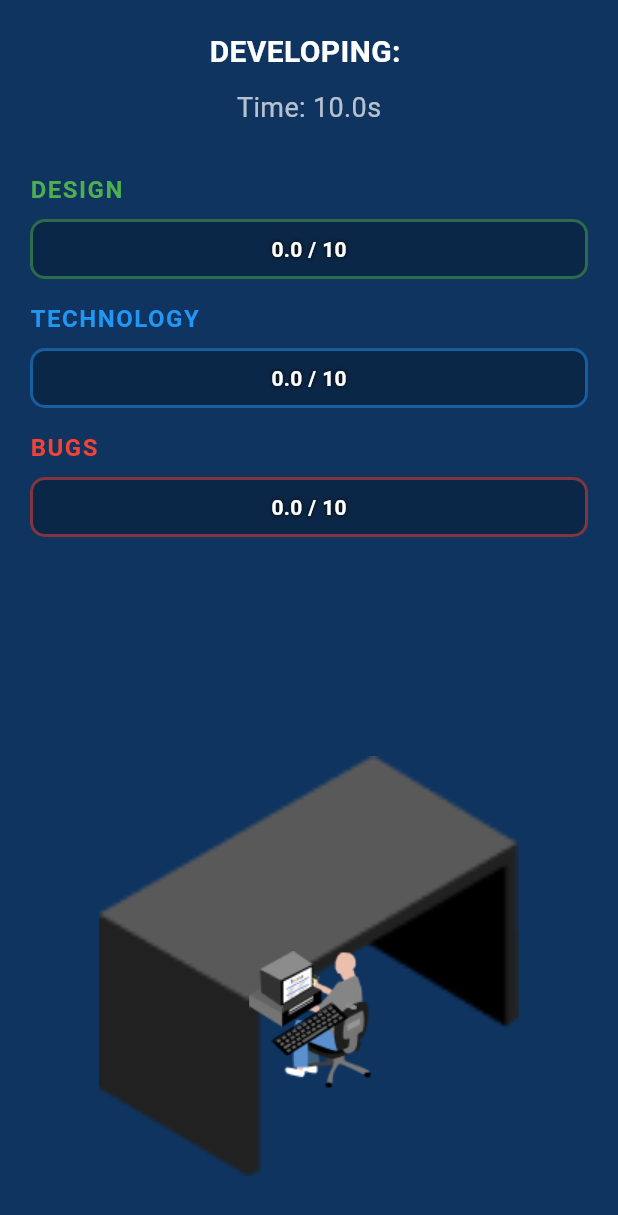
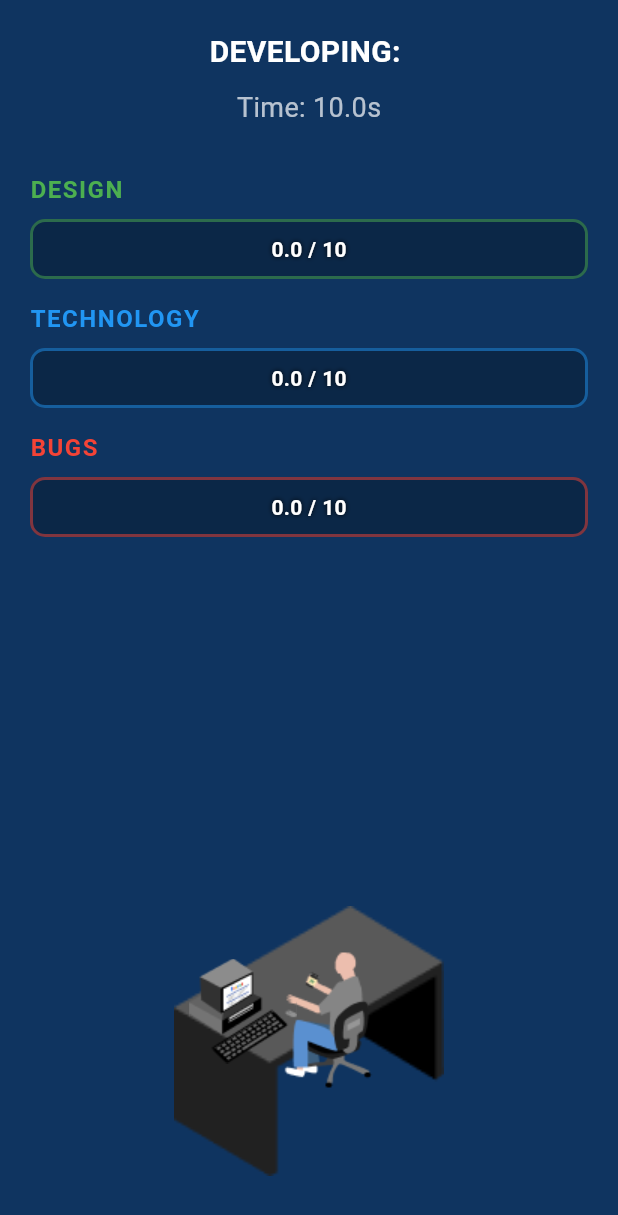
Before and after one commit to krlz-dev/game_dev_tycoon, a Flutter app: the DevelopmentScreen screen opened directly, on a phone screen of 412 x 824 dp. Shown: the top 1215 px of the screen. Run offline on Flutter 3.47's test engine with Material 3 defaults, Android fonts, the phone set to English and light mode, and no system bars; our stand-ins replace shared_preferences; accounts and stored records are empty.

Commit message:
Fix workspace proportions and spacing
- Reduced table size from 280x280 to 180x180 for better character scale
- Moved PC further left (screenWidth/2 - 80) to increase distance from character
- Adjusted PC vertical position to 115 for better table alignment
- Workspace now has proper proportions matching character size

🤖 Generated with [Claude Code](https://claude.com/claude-code)

Co-Authored-By: Claude <noreply@anthropic.com>

```diff
--- a/lib/components/workspace_widget.dart
+++ b/lib/components/workspace_widget.dart
@@ -44,13 +44,13 @@ class _WorkspaceWidgetState extends State<WorkspaceWidget> {
     return Stack(
       alignment: Alignment.center,
       children: [
-        // Table at the bottom - larger and more prominent
+        // Table at the bottom - sized to match character scale
         Positioned(
           bottom: 40,
           child: Image.asset(
             'assets/images/table.png',
-            width: 280,
-            height: 280,
+            width: 180,
+            height: 180,
             fit: BoxFit.contain,
           ),
         ),
@@ -62,10 +62,10 @@ class _WorkspaceWidgetState extends State<WorkspaceWidget> {
           child: _buildCharacterSprite(),
         ),
 
-        // PC on the table (in front of character)
+        // PC on the table (with more distance from character)
         Positioned(
-          bottom: 120, // On the table surface
-          left: screenWidth / 2 - 40, // Slightly to the left of center
+          bottom: 115, // On the table surface
+          left: screenWidth / 2 - 80, // Further to the left, away from character
           child: ClipRect(
             child: Align(
               alignment: Alignment.topLeft,
```
